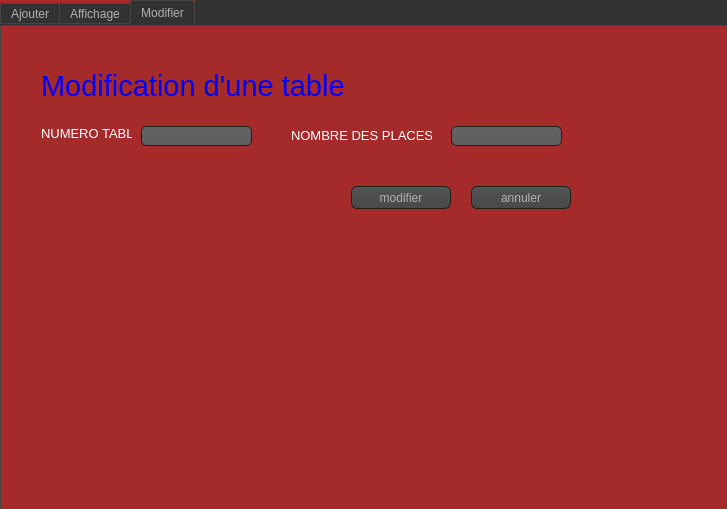
This is gestion_table.ui in soumaya-nheri/Smart-Restaurant-2A27 as Qt 5 draws it before an edit. The edited form follows.
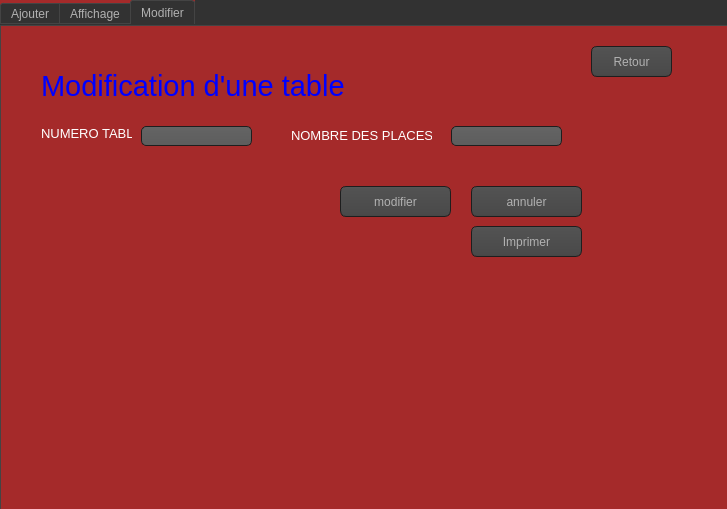
This is the edited form. The open tabs and pages were chosen to show the change. Icons and pictures are not drawn.

```diff
--- a/gestion_table.ui
+++ b/gestion_table.ui
@@ -1266,10 +1266,10 @@
     <widget class="QPushButton" name="modifier">
      <property name="geometry">
       <rect>
-       <x>350</x>
+       <x>339</x>
        <y>160</y>
-       <width>100</width>
-       <height>23</height>
+       <width>111</width>
+       <height>31</height>
       </rect>
      </property>
      <property name="styleSheet">
@@ -1294,8 +1294,8 @@
       <rect>
        <x>470</x>
        <y>160</y>
-       <width>100</width>
-       <height>23</height>
+       <width>111</width>
+       <height>31</height>
       </rect>
      </property>
      <property name="styleSheet">
@@ -1404,6 +1404,45 @@
       <string/>
      </property>
     </widget>
+    <widget class="QPushButton" name="pushButton_3">
+     <property name="geometry">
+      <rect>
+       <x>470</x>
+       <y>200</y>
+       <width>111</width>
+       <height>31</height>
+      </rect>
+     </property>
+     <property name="text">
+      <string>Imprimer</string>
+     </property>
+    </widget>
+    <widget class="QPushButton" name="retour_3">
+     <property name="geometry">
+      <rect>
+       <x>590</x>
+       <y>20</y>
+       <width>81</width>
+       <height>31</height>
+      </rect>
+     </property>
+     <property name="styleSheet">
+      <string notr="true"/>
+     </property>
+     <property name="text">
+      <string>Retour</string>
+     </property>
+     <property name="icon">
+      <iconset resource="images.qrc">
+       <normaloff>:/images/return.png</normaloff>:/images/return.png</iconset>
+     </property>
+     <property name="iconSize">
+      <size>
+       <width>30</width>
+       <height>30</height>
+      </size>
+     </property>
+    </widget>
    </widget>
   </widget>
  </widget>
```
Left out of the diff: 38 changed lines with no effect on the pictures.
